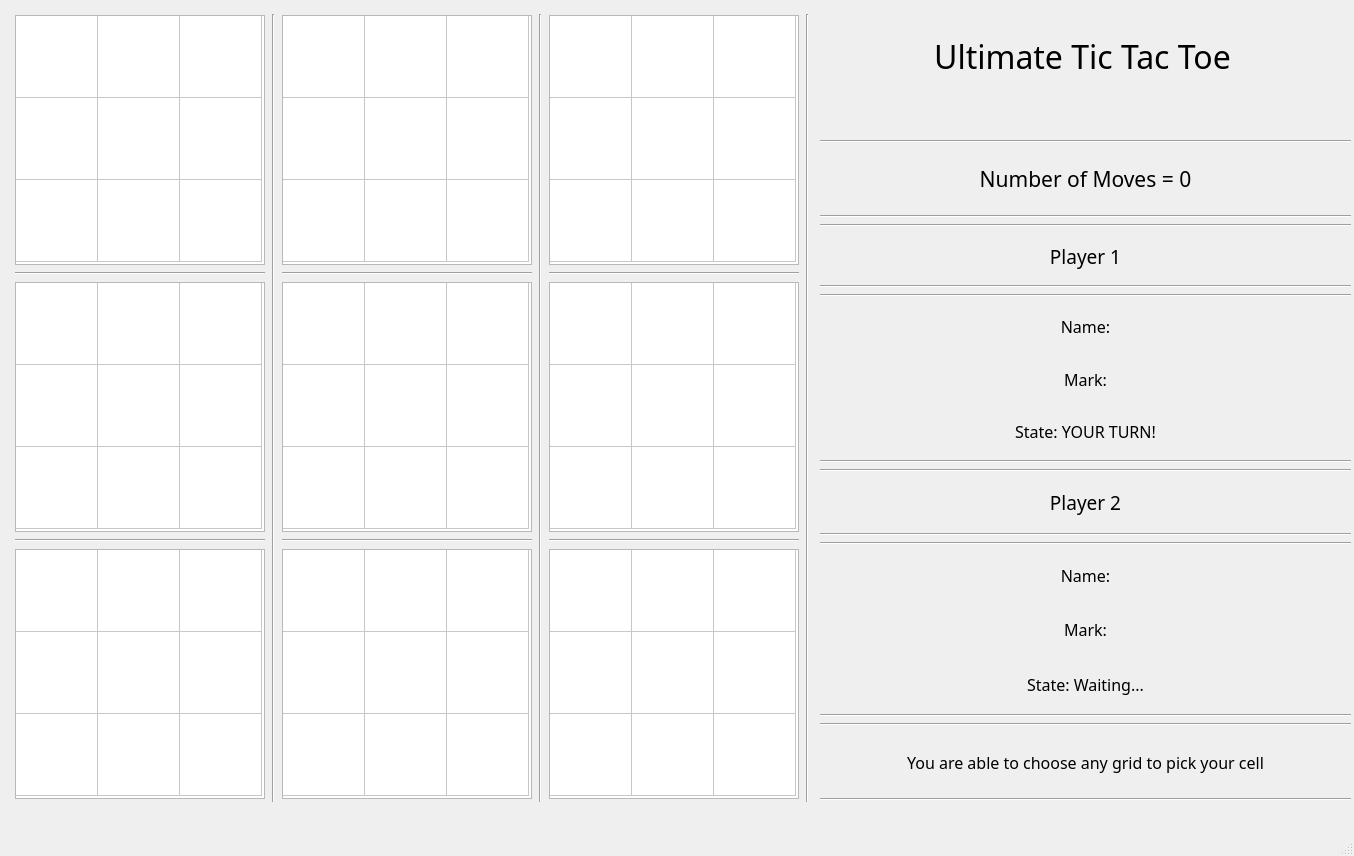
First picture: the form in ultimate_ttt_ui.ui, repository adhamhamdy3/Ultimate-Tic-Tac-Toe, before the edit.
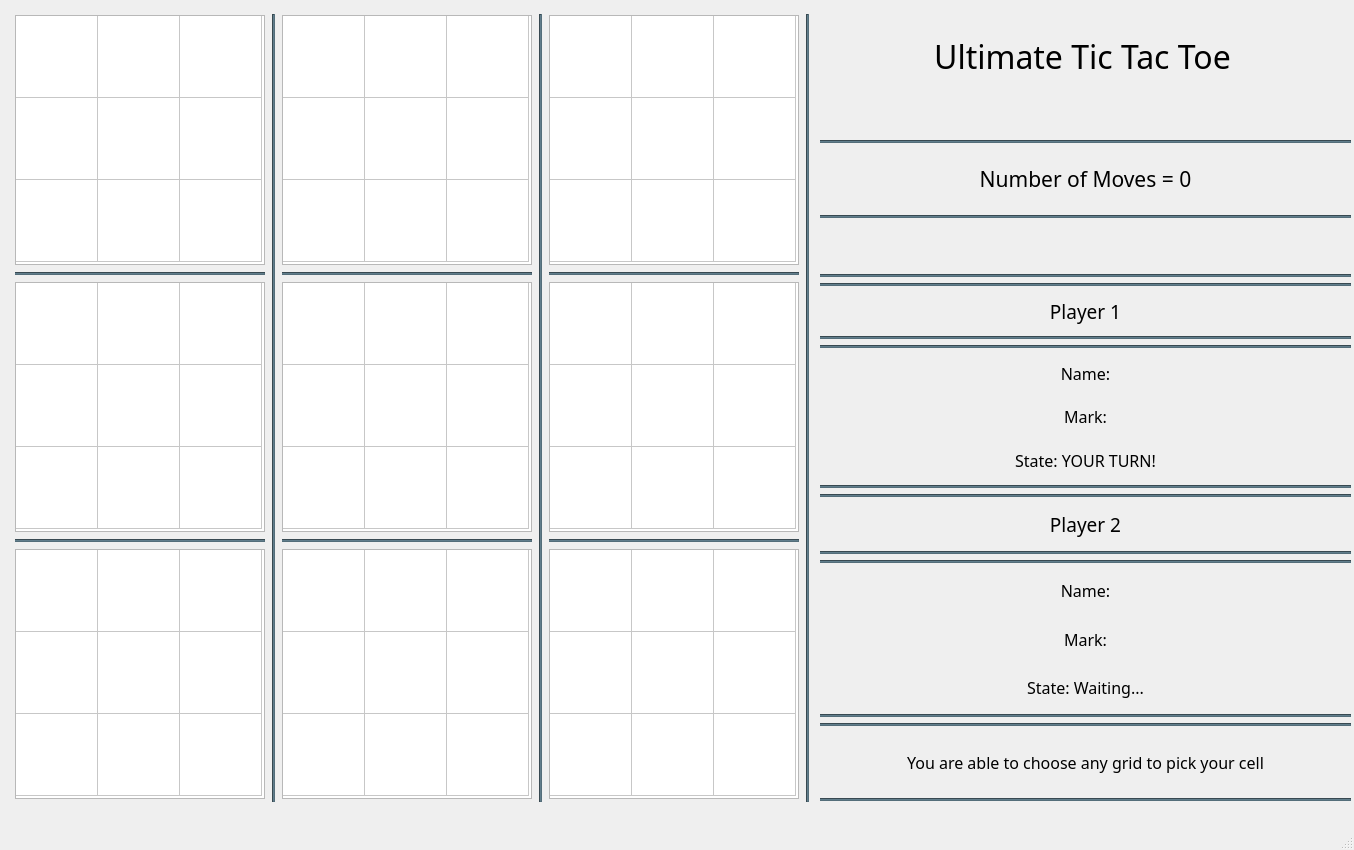
Second picture: the form after the edit.

```diff
--- a/ultimate_ttt_ui.ui
+++ b/ultimate_ttt_ui.ui
@@ -7,19 +7,25 @@
     <x>0</x>
     <y>0</y>
     <width>1354</width>
-    <height>856</height>
+    <height>850</height>
    </rect>
   </property>
+  <property name="sizePolicy">
+   <sizepolicy hsizetype="Preferred" vsizetype="Preferred">
+    <horstretch>0</horstretch>
+    <verstretch>0</verstretch>
+   </sizepolicy>
+  </property>
   <property name="minimumSize">
    <size>
     <width>1354</width>
-    <height>856</height>
+    <height>850</height>
    </size>
   </property>
   <property name="maximumSize">
    <size>
     <width>1354</width>
-    <height>856</height>
+    <height>850</height>
    </size>
   </property>
   <property name="windowTitle">
@@ -425,6 +431,9 @@
        </item>
        <item>
         <widget class="Line" name="line_3">
+         <property name="styleSheet">
+          <string notr="true">background-color: #546E7A;</string>
+         </property>
          <property name="orientation">
           <enum>Qt::Orientation::Horizontal</enum>
          </property>
@@ -589,6 +598,9 @@
        </item>
        <item>
         <widget class="Line" name="line_6">
+         <property name="styleSheet">
+          <string notr="true">background-color: #546E7A;</string>
+         </property>
          <property name="orientation">
           <enum>Qt::Orientation::Horizontal</enum>
          </property>
@@ -755,6 +767,9 @@
      </item>
      <item>
       <widget class="Line" name="line">
+       <property name="styleSheet">
+        <string notr="true">background-color: #546E7A;</string>
+       </property>
        <property name="orientation">
         <enum>Qt::Orientation::Vertical</enum>
        </property>
@@ -921,6 +936,9 @@
        </item>
        <item>
         <widget class="Line" name="line_4">
+         <property name="styleSheet">
+          <string notr="true">background-color: #546E7A;</string>
+         </property>
          <property name="orientation">
           <enum>Qt::Orientation::Horizontal</enum>
          </property>
@@ -1094,6 +1112,9 @@
        </item>
        <item>
         <widget class="Line" name="line_7">
+         <property name="styleSheet">
+          <string notr="true">background-color: #546E7A;</string>
+         </property>
          <property name="orientation">
           <enum>Qt::Orientation::Horizontal</enum>
          </property>
@@ -1260,6 +1281,9 @@
      </item>
      <item>
       <widget class="Line" name="line_2">
+       <property name="styleSheet">
+        <string notr="true">background-color: #546E7A;</string>
+       </property>
        <property name="orientation">
         <enum>Qt::Orientation::Vertical</enum>
        </property>
@@ -1426,6 +1450,9 @@
        </item>
        <item>
         <widget class="Line" name="line_5">
+         <property name="styleSheet">
+          <string notr="true">background-color: #546E7A;</string>
+         </property>
          <property name="orientation">
           <enum>Qt::Orientation::Horizontal</enum>
          </property>
@@ -1590,6 +1617,9 @@
        </item>
        <item>
         <widget class="Line" name="line_8">
+         <property name="styleSheet">
+          <string notr="true">background-color: #546E7A;</string>
+         </property>
          <property name="orientation">
           <enum>Qt::Orientation::Horizontal</enum>
          </property>
@@ -1756,6 +1786,9 @@
      </item>
      <item>
       <widget class="Line" name="line_9">
+       <property name="styleSheet">
+        <string notr="true">background-color: #546E7A;</string>
+       </property>
        <property name="orientation">
         <enum>Qt::Orientation::Vertical</enum>
        </property>
@@ -1785,7 +1818,7 @@
      <set>Qt::AlignmentFlag::AlignCenter</set>
     </property>
    </widget>
-   <widget class="QWidget" name="">
+   <widget class="QWidget" name="layoutWidget">
     <property name="geometry">
      <rect>
       <x>820</x>
@@ -1797,8 +1830,14 @@
     <layout class="QVBoxLayout" name="verticalLayout_9">
      <item>
       <layout class="QVBoxLayout" name="verticalLayout_7">
+       <property name="bottomMargin">
+        <number>50</number>
+       </property>
        <item>
         <widget class="Line" name="line_15">
+         <property name="styleSheet">
+          <string notr="true">background-color: #546E7A;</string>
+         </property>
          <property name="orientation">
           <enum>Qt::Orientation::Horizontal</enum>
          </property>
@@ -1829,6 +1868,9 @@
        </item>
        <item>
         <widget class="Line" name="line_13">
+         <property name="styleSheet">
+          <string notr="true">background-color: #546E7A;</string>
+         </property>
          <property name="orientation">
           <enum>Qt::Orientation::Horizontal</enum>
          </property>
@@ -1842,6 +1884,19 @@
         <layout class="QVBoxLayout" name="verticalLayout_4">
          <item>
           <widget class="Line" name="line_21">
+           <property name="styleSheet">
+            <string notr="true">background-color: #546E7A;</string>
+           </property>
+           <property name="orientation">
+            <enum>Qt::Orientation::Horizontal</enum>
+           </property>
+          </widget>
+         </item>
+         <item>
+          <widget class="Line" name="line_22">
+           <property name="styleSheet">
+            <string notr="true">background-color: #546E7A;</string>
+           </property>
            <property name="orientation">
             <enum>Qt::Orientation::Horizontal</enum>
            </property>
@@ -1865,6 +1920,9 @@
          </item>
          <item>
           <widget class="Line" name="line_20">
+           <property name="styleSheet">
+            <string notr="true">background-color: #546E7A;</string>
+           </property>
            <property name="orientation">
             <enum>Qt::Orientation::Horizontal</enum>
            </property>
@@ -1872,6 +1930,9 @@
          </item>
          <item>
           <widget class="Line" name="line_10">
+           <property name="styleSheet">
+            <string notr="true">background-color: #546E7A;</string>
+           </property>
            <property name="orientation">
             <enum>Qt::Orientation::Horizontal</enum>
            </property>
@@ -1927,6 +1988,9 @@
          </item>
          <item>
           <widget class="Line" name="line_14">
+           <property name="styleSheet">
+            <string notr="true">background-color: #546E7A;</string>
+           </property>
            <property name="orientation">
             <enum>Qt::Orientation::Horizontal</enum>
            </property>
@@ -1938,6 +2002,9 @@
         <layout class="QVBoxLayout" name="verticalLayout_5">
          <item>
           <widget class="Line" name="line_12">
+           <property name="styleSheet">
+            <string notr="true">background-color: #546E7A;</string>
+           </property>
            <property name="orientation">
             <enum>Qt::Orientation::Horizontal</enum>
            </property>
@@ -1961,6 +2028,9 @@
          </item>
          <item>
           <widget class="Line" name="line_19">
+           <property name="styleSheet">
+            <string notr="true">background-color: #546E7A;</string>
+           </property>
            <property name="orientation">
             <enum>Qt::Orientation::Horizontal</enum>
            </property>
@@ -1968,6 +2038,9 @@
          </item>
          <item>
           <widget class="Line" name="line_11">
+           <property name="styleSheet">
+            <string notr="true">background-color: #546E7A;</string>
+           </property>
            <property name="orientation">
             <enum>Qt::Orientation::Horizontal</enum>
            </property>
@@ -2029,6 +2102,9 @@
       <layout class="QVBoxLayout" name="verticalLayout_8">
        <item>
         <widget class="Line" name="line_18">
+         <property name="styleSheet">
+          <string notr="true">background-color: #546E7A;</string>
+         </property>
          <property name="orientation">
           <enum>Qt::Orientation::Horizontal</enum>
          </property>
@@ -2036,6 +2112,9 @@
        </item>
        <item>
         <widget class="Line" name="line_16">
+         <property name="styleSheet">
+          <string notr="true">background-color: #546E7A;</string>
+         </property>
          <property name="orientation">
           <enum>Qt::Orientation::Horizontal</enum>
          </property>
@@ -2065,6 +2144,9 @@
        </item>
        <item>
         <widget class="Line" name="line_17">
+         <property name="styleSheet">
+          <string notr="true">background-color: #546E7A;</string>
+         </property>
          <property name="orientation">
           <enum>Qt::Orientation::Horizontal</enum>
          </property>
```
Left out of the diff: 7 changed lines with no effect on the pictures.
